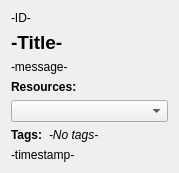
Above: NoteKeeperWithGUI/NoteWidget.ui from AHB99/note-keeper-with-gui before the change. Below: the same form after it.
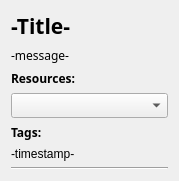
That is the form after the change.

Patch:
```diff
--- a/NoteKeeperWithGUI/NoteWidget.ui
+++ b/NoteKeeperWithGUI/NoteWidget.ui
@@ -16,23 +16,18 @@
   <layout class="QVBoxLayout" name="verticalLayout_2">
    <item>
     <layout class="QVBoxLayout" name="verticalLayout">
-     <item>
-      <widget class="QLabel" name="idLabel">
-       <property name="font">
-        <font>
-         <pointsize>9</pointsize>
-        </font>
-       </property>
-       <property name="text">
-        <string>-ID-</string>
-       </property>
-      </widget>
-     </item>
      <item>
       <widget class="QLabel" name="titleLabel">
+       <property name="sizePolicy">
+        <sizepolicy hsizetype="Preferred" vsizetype="Expanding">
+         <horstretch>0</horstretch>
+         <verstretch>0</verstretch>
+        </sizepolicy>
+       </property>
        <property name="font">
         <font>
-         <pointsize>14</pointsize>
+         <family>Gadugi</family>
+         <pointsize>16</pointsize>
          <weight>75</weight>
          <bold>true</bold>
         </font>
@@ -44,6 +39,18 @@
      </item>
      <item>
       <widget class="QLabel" name="messageLabel">
+       <property name="sizePolicy">
+        <sizepolicy hsizetype="Preferred" vsizetype="MinimumExpanding">
+         <horstretch>0</horstretch>
+         <verstretch>0</verstretch>
+        </sizepolicy>
+       </property>
+       <property name="font">
+        <font>
+         <family>Gadugi</family>
+         <pointsize>9</pointsize>
+        </font>
+       </property>
        <property name="text">
         <string>-message-</string>
        </property>
@@ -66,6 +73,7 @@
       <widget class="QLabel" name="resourcesDirectLabel">
        <property name="font">
         <font>
+         <family>Gadugi</family>
          <pointsize>9</pointsize>
          <weight>75</weight>
          <bold>true</bold>
@@ -77,7 +85,14 @@
       </widget>
      </item>
      <item>
-      <widget class="QComboBox" name="resourceComboBox"/>
+      <widget class="QComboBox" name="resourceComboBox">
+       <property name="font">
+        <font>
+         <family>Gadugi</family>
+         <pointsize>9</pointsize>
+        </font>
+       </property>
+      </widget>
      </item>
      <item>
       <layout class="QHBoxLayout" name="horizontalLayout">
@@ -85,6 +100,7 @@
         <widget class="QLabel" name="tagsDirectLabel">
          <property name="font">
           <font>
+           <family>Gadugi</family>
            <pointsize>9</pointsize>
            <weight>75</weight>
            <bold>true</bold>
@@ -99,11 +115,12 @@
         <widget class="QLabel" name="tagsContentLabel">
          <property name="font">
           <font>
+           <family>Gadugi</family>
            <italic>true</italic>
           </font>
          </property>
          <property name="text">
-          <string>-No tags-</string>
+          <string/>
          </property>
         </widget>
        </item>
@@ -134,6 +151,13 @@
        </property>
       </widget>
      </item>
+     <item>
+      <widget class="Line" name="line_2">
+       <property name="orientation">
+        <enum>Qt::Horizontal</enum>
+       </property>
+      </widget>
+     </item>
     </layout>
    </item>
   </layout>
```
